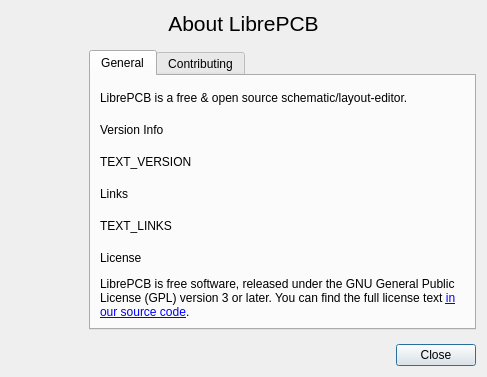
This is libs/librepcb/common/dialogs/aboutdialog.ui in weaver2007/LibrePCB as Qt 5 draws it before an edit. The edited form follows.
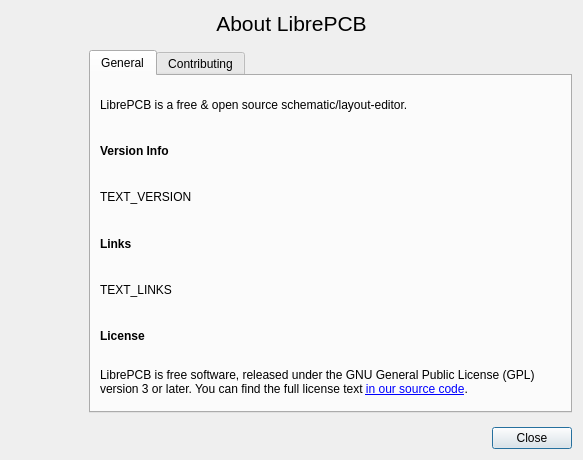
This is the edited form. Icons and pictures are not drawn.

Commit message: AboutDialog: Set bold font attribute in designer

```diff
--- a/libs/librepcb/common/dialogs/aboutdialog.ui
+++ b/libs/librepcb/common/dialogs/aboutdialog.ui
@@ -6,8 +6,8 @@
    <rect>
     <x>0</x>
     <y>0</y>
-    <width>482</width>
-    <height>368</height>
+    <width>583</width>
+    <height>460</height>
    </rect>
   </property>
   <property name="windowTitle">
@@ -109,6 +109,12 @@
            </item>
            <item>
             <widget class="QLabel" name="headerVersion">
+             <property name="font">
+              <font>
+               <weight>75</weight>
+               <bold>true</bold>
+              </font>
+             </property>
              <property name="text">
               <string>Version Info</string>
              </property>
@@ -123,6 +129,12 @@
            </item>
            <item>
             <widget class="QLabel" name="headerLinks">
+             <property name="font">
+              <font>
+               <weight>75</weight>
+               <bold>true</bold>
+              </font>
+             </property>
              <property name="text">
               <string notr="true">Links</string>
              </property>
@@ -137,6 +149,12 @@
            </item>
            <item>
             <widget class="QLabel" name="headerLicense">
+             <property name="font">
+              <font>
+               <weight>75</weight>
+               <bold>true</bold>
+              </font>
+             </property>
              <property name="text">
               <string notr="true">License</string>
              </property>
```
Left out of the diff: 18 changed lines with no effect on the pictures. The commit also changes 1 other file.
